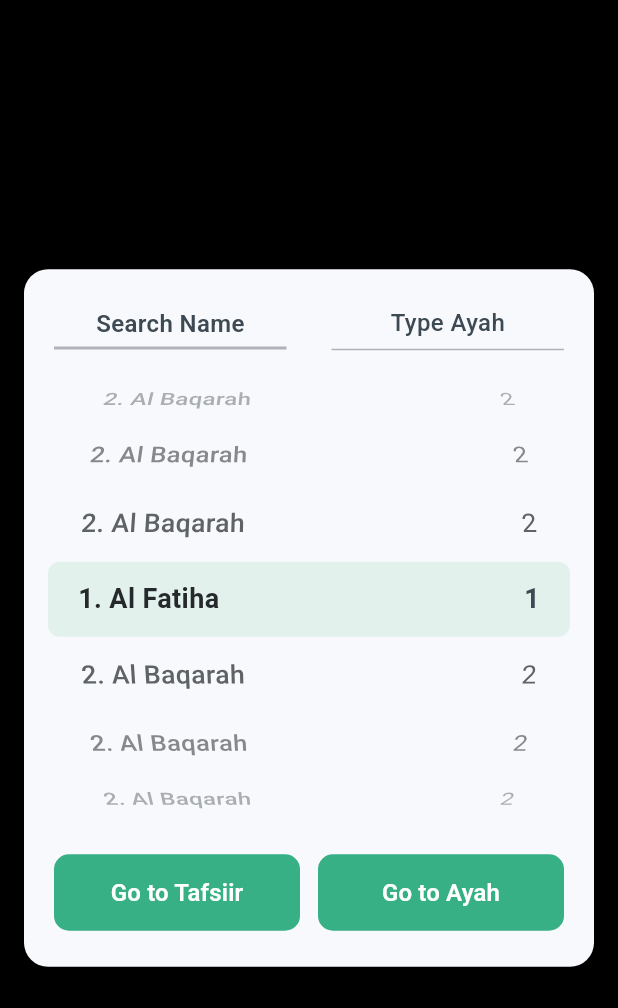
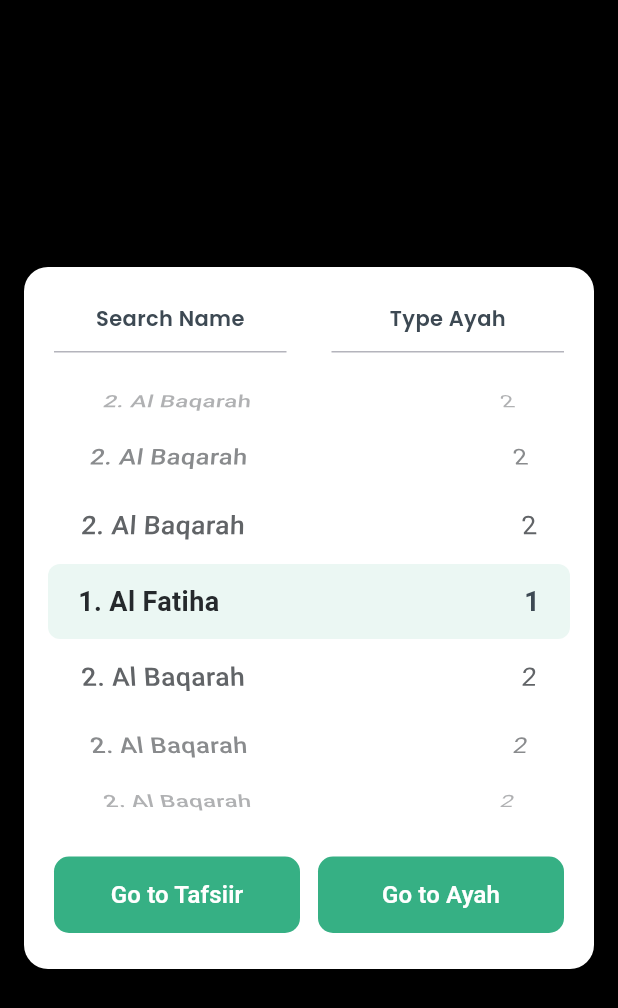
Before and after one commit to moinulislam0/muslim_pro, a Flutter app: the QuranSearchScreen screen opened directly, on a phone screen of 412 x 824 dp. Shown: the top 1008 px of the screen. Run offline on Flutter 3.47's test engine with Material 3 defaults, Android fonts, the phone set to English and light mode, and no system bars; our stand-ins replace flutter_svg.

Commit message:
Update tafseer_ayah.dart

```diff
--- a/lib/goto_tasfeer/tafseer_ayah.dart
+++ b/lib/goto_tasfeer/tafseer_ayah.dart
@@ -103,7 +103,7 @@ class _QuranSearchScreenState extends State<QuranSearchScreen> {
           padding: const EdgeInsets.all(16.0),
           child: Container(
             decoration: BoxDecoration(
-              color: AppColors.mainCardBackground,
+              color: Color(0XFFffffff),
               borderRadius: BorderRadius.circular(16.0),
             ),
             child: Column(
@@ -180,9 +180,7 @@ class _QuranSearchScreenState extends State<QuranSearchScreen> {
               child: Container(
                 alignment: Alignment.center,
                 decoration: BoxDecoration(
-                  color: isSelected
-                      ? Color.fromARGB(255, 226, 241, 236)
-                      : Colors.transparent,
+                  color: isSelected ? Color(0XFFebf7f3) : Colors.transparent,
                   borderRadius: BorderRadius.circular(8.0),
                 ),
                 padding: const EdgeInsets.symmetric(
@@ -235,14 +233,15 @@ class _QuranSearchScreenState extends State<QuranSearchScreen> {
                 Text(
                   'Search Name',
                   style: TextStyle(
-                    fontSize: 16,
+                    fontSize: 14,
+                    fontFamily: "poppins",
                     fontWeight: FontWeight.w600,
                     color: Color(0XFF3d4953),
                   ),
                 ),
-                const SizedBox(height: 4.0),
+                const SizedBox(height: 12.0),
                 Container(
-                  height: 2.0,
+                  height: 1.0,
                   color: AppColors.inputLabel.withOpacity(0.5),
                 ),
               ],
@@ -255,12 +254,13 @@ class _QuranSearchScreenState extends State<QuranSearchScreen> {
                 Text(
                   'Type Ayah',
                   style: TextStyle(
-                    fontSize: 16,
-                    fontWeight: FontWeight.w500,
+                    fontSize: 14,
+                    fontFamily: "poppins",
+                    fontWeight: FontWeight.w600,
                     color: Color(0XFF3d4953),
                   ),
                 ),
-                const SizedBox(height: 6.0),
+                const SizedBox(height: 12.0),
                 Container(
                   height: 1.0,
                   color: AppColors.inputLabel.withOpacity(0.5),
```
